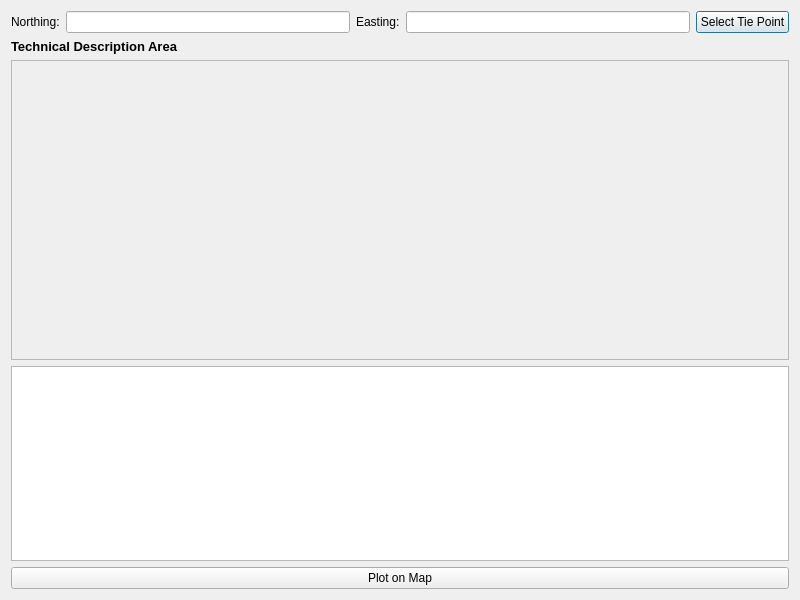
isaacenage/TitlePlotterPH, file Title Plotter - Philippine Land Titles_dialog_base.ui: the form before one commit.
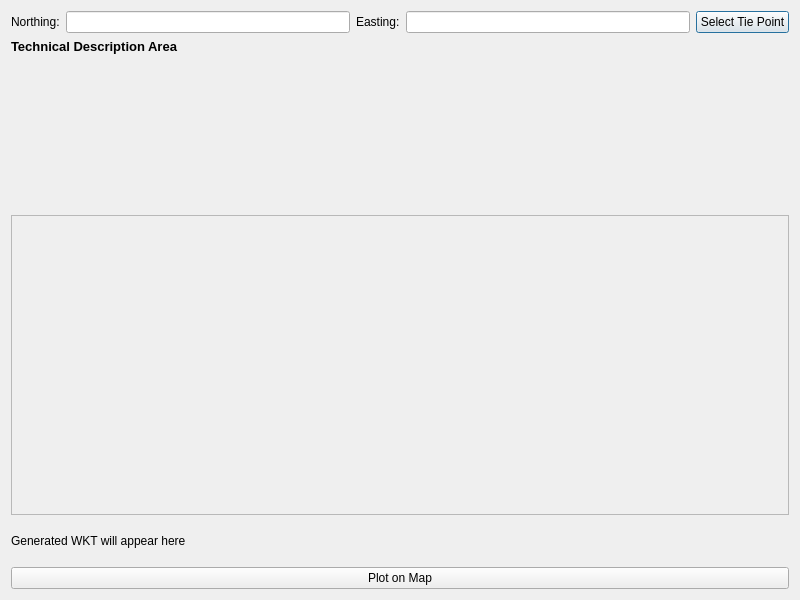
The form after the commit.

Commit message: Initial commit: Title Plotter Philippine Land Titles plugin

Patch:
```diff
--- a/Title Plotter - Philippine Land Titles_dialog_base.ui
+++ b/Title Plotter - Philippine Land Titles_dialog_base.ui
@@ -110,12 +110,21 @@
     </widget>
    </item>
    <item>
-    <widget class="QGraphicsView" name="polygonPreview">
-     <property name="sizePolicy">
-      <sizepolicy hsizetype="Preferred" vsizetype="Expanding">
-       <horstretch>0</horstretch>
-       <verstretch>1</verstretch>
-      </sizepolicy>
+    <widget class="QLabel" name="labelWKT">
+     <property name="minimumSize">
+      <size>
+       <width>0</width>
+       <height>30</height>
+      </size>
+     </property>
+     <property name="maximumSize">
+      <size>
+       <width>16777215</width>
+       <height>40</height>
+      </size>
+     </property>
+     <property name="text">
+      <string>Generated WKT will appear here</string>
      </property>
     </widget>
    </item>
```
The commit also changes 10 other files.
